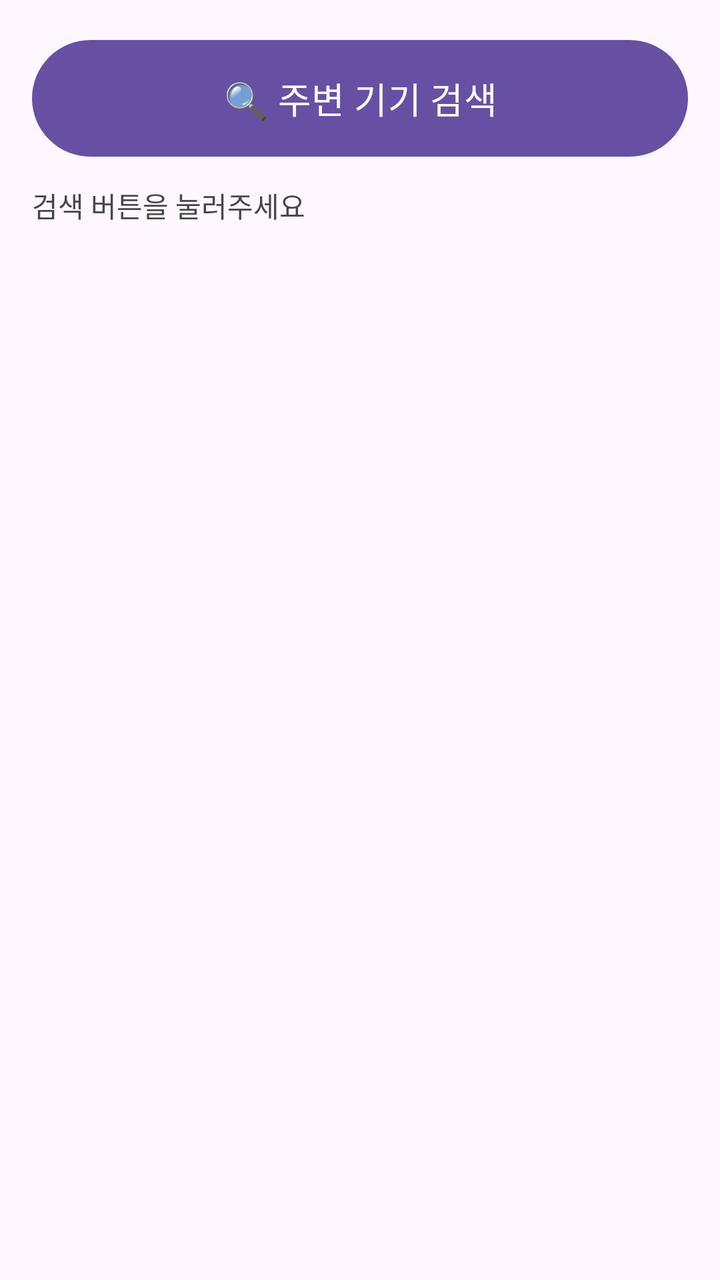
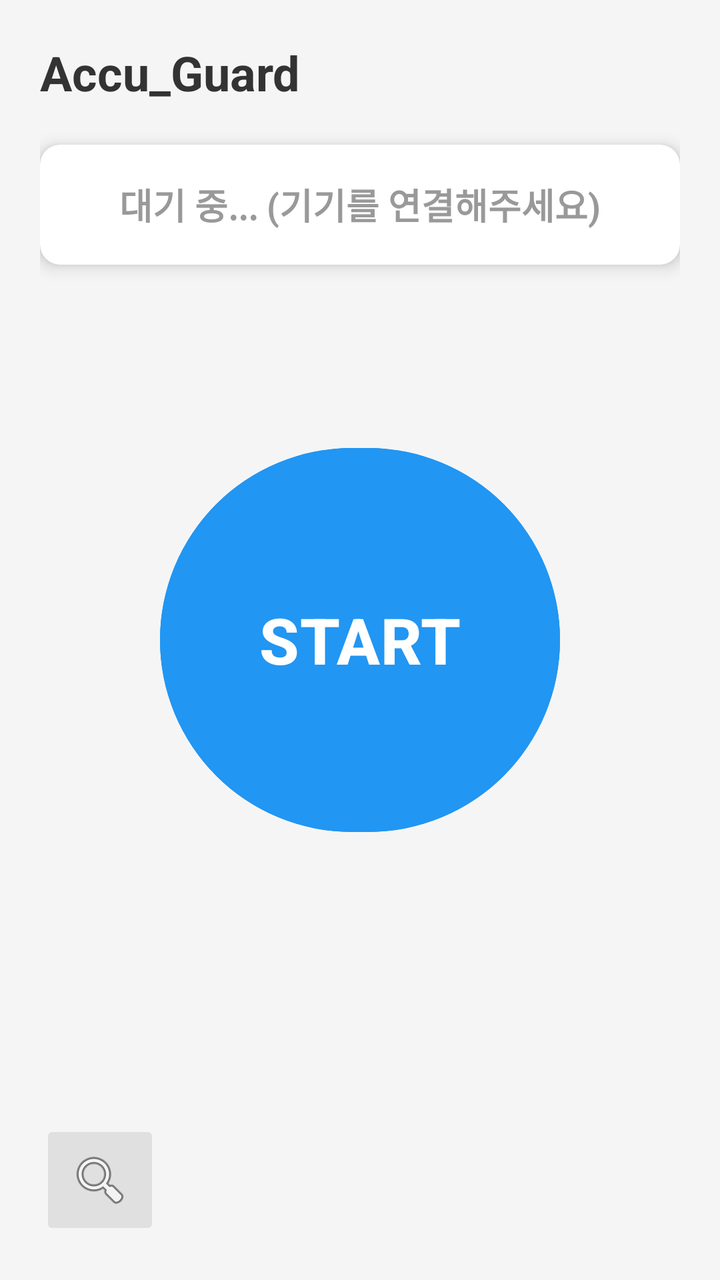

An Android layout rendered at two revisions. The XML below is the earlier revision; the diff shows what the commit changed to produce the second picture.
<!-- AndroidManifest.xml: application theme Theme.AGproject -->
<!-- res/layout/activity_main.xml -->
<?xml version="1.0" encoding="utf-8"?>
<androidx.constraintlayout.widget.ConstraintLayout
    xmlns:android="http://schemas.android.com/apk/res/android"
    xmlns:app="http://schemas.android.com/apk/res-auto"
    xmlns:tools="http://schemas.android.com/tools"
    android:layout_width="match_parent"
    android:layout_height="match_parent"
    android:padding="16dp"
    tools:context=".MainActivity">

    <Button
        android:id="@+id/btnScan"
        android:layout_width="0dp"
        android:layout_height="wrap_content"
        android:text="🔍 주변 기기 검색"
        android:textSize="18sp"
        android:padding="16dp"
        app:layout_constraintTop_toTopOf="parent"
        app:layout_constraintStart_toStartOf="parent"
        app:layout_constraintEnd_toEndOf="parent" />

    <TextView
        android:id="@+id/tvStatus"
        android:layout_width="wrap_content"
        android:layout_height="wrap_content"
        android:text="검색 버튼을 눌러주세요"
        android:layout_marginTop="10dp"
        app:layout_constraintTop_toBottomOf="@id/btnScan"
        app:layout_constraintStart_toStartOf="parent" />

    <androidx.recyclerview.widget.RecyclerView
        android:id="@+id/recyclerView"
        android:layout_width="0dp"
        android:layout_height="0dp"
        android:layout_marginTop="10dp"
        app:layout_constraintTop_toBottomOf="@id/tvStatus"
        app:layout_constraintBottom_toBottomOf="parent"
        app:layout_constraintStart_toStartOf="parent"
        app:layout_constraintEnd_toEndOf="parent" />

</androidx.constraintlayout.widget.ConstraintLayout>
<!-- resources referenced by this layout -->
<resources>
  <style name="Theme.AGproject" parent="Base.Theme.AGproject" />
  <style name="Base.Theme.AGproject" parent="Theme.Material3.DayNight.NoActionBar">
          
          
      </style>
</resources>

<!-- the commit's change to res/layout/activity_main.xml (unified diff, before → after) -->
@@ -5,37 +5,78 @@
     xmlns:tools="http://schemas.android.com/tools"
     android:layout_width="match_parent"
     android:layout_height="match_parent"
-    android:padding="16dp"
+    android:padding="20dp"
+    android:background="#F5F5F5"
     tools:context=".MainActivity">
 
+    <TextView
+        android:id="@+id/tvTitle"
+        android:layout_width="wrap_content"
+        android:layout_height="wrap_content"
+        android:text="Accu_Guard"
+        android:textSize="24sp"
+        android:textStyle="bold"
+        android:textColor="#333333"
+        app:layout_constraintTop_toTopOf="parent"
+        app:layout_constraintStart_toStartOf="parent"/>
+
+    <androidx.cardview.widget.CardView
+        android:id="@+id/cardStatus"
+        android:layout_width="match_parent"
+        android:layout_height="60dp"
+        android:layout_marginTop="20dp"
+        app:cardCornerRadius="10dp"
+        app:cardElevation="5dp"
+        app:cardBackgroundColor="#FFFFFF"
+        app:layout_constraintTop_toBottomOf="@id/tvTitle">
+
+        <TextView
+            android:id="@+id/tvStatus"
+            android:layout_width="wrap_content"
+            android:layout_height="wrap_content"
+            android:text="대기 중... (기기를 연결해주세요)"
+            android:textSize="18sp"
+            android:textStyle="bold"
+            android:textColor="#999999"
+            android:layout_gravity="center"/>
+    </androidx.cardview.widget.CardView>
+
     <Button
-        android:id="@+id/btnScan"
-        android:layout_width="0dp"
-        android:layout_height="wrap_content"
-        android:text="🔍 주변 기기 검색"
-        android:textSize="18sp"
-        android:padding="16dp"
+        android:id="@+id/btnToggle"
+        android:layout_width="200dp"
+        android:layout_height="200dp"
+        android:text="START"
+        android:textSize="32sp"
+        android:textStyle="bold"
+        android:backgroundTint="#2196F3"
+        android:shape="oval"
+        app:cornerRadius="100dp"
         app:layout_constraintTop_toTopOf="parent"
+        app:layout_constraintBottom_toBottomOf="parent"
         app:layout_constraintStart_toStartOf="parent"
-        app:layout_constraintEnd_toEndOf="parent" />
+        app:layout_constraintEnd_toEndOf="parent"/>
+
+    <ImageButton
+        android:id="@+id/btnSearch"
+        android:layout_width="60dp"
+        android:layout_height="60dp"
+        android:src="@android:drawable/ic_menu_search"
+        android:backgroundTint="#E0E0E0"
+        app:layout_constraintBottom_toBottomOf="parent"
+        app:layout_constraintStart_toStartOf="parent"/>
 
     <TextView
-        android:id="@+id/tvStatus"
         android:layout_width="wrap_content"
         android:layout_height="wrap_content"
-        android:text="검색 버튼을 눌러주세요"
-        android:layout_marginTop="10dp"
-        app:layout_constraintTop_toBottomOf="@id/btnScan"
-        app:layout_constraintStart_toStartOf="parent" />
-
-    <androidx.recyclerview.widget.RecyclerView
-        android:id="@+id/recyclerView"
-        android:layout_width="0dp"
-        android:layout_height="0dp"
-        android:layout_marginTop="10dp"
-        app:layout_constraintTop_toBottomOf="@id/tvStatus"
-        app:layout_constraintBottom_toBottomOf="parent"
-        app:layout_constraintStart_toStartOf="parent"
-        app:layout_constraintEnd_toEndOf="parent" />
+        android:text="기기 설정"
+        app:layout_constraintTop_toBottomOf="@id/btnSearch"
+        app:layout_constraintStart_toStartOf="@id/btnSearch"
+        app:layout_constraintEnd_toEndOf="@id/btnSearch"/>
+    <androidx.constraintlayout.widget.Guideline android:layout_width="wrap_content" android:layout_height="wrap_content"
+                                                android:id="@+id/guideline" app:layout_constraintGuide_begin="20dp"
+                                                android:orientation="horizontal"/>
+    <androidx.constraintlayout.widget.Guideline android:layout_width="wrap_content" android:layout_height="wrap_content"
+                                                android:id="@+id/guideline2" app:layout_constraintGuide_begin="20dp"
+                                                android:orientation="horizontal"/>
 
 </androidx.constraintlayout.widget.ConstraintLayout>
